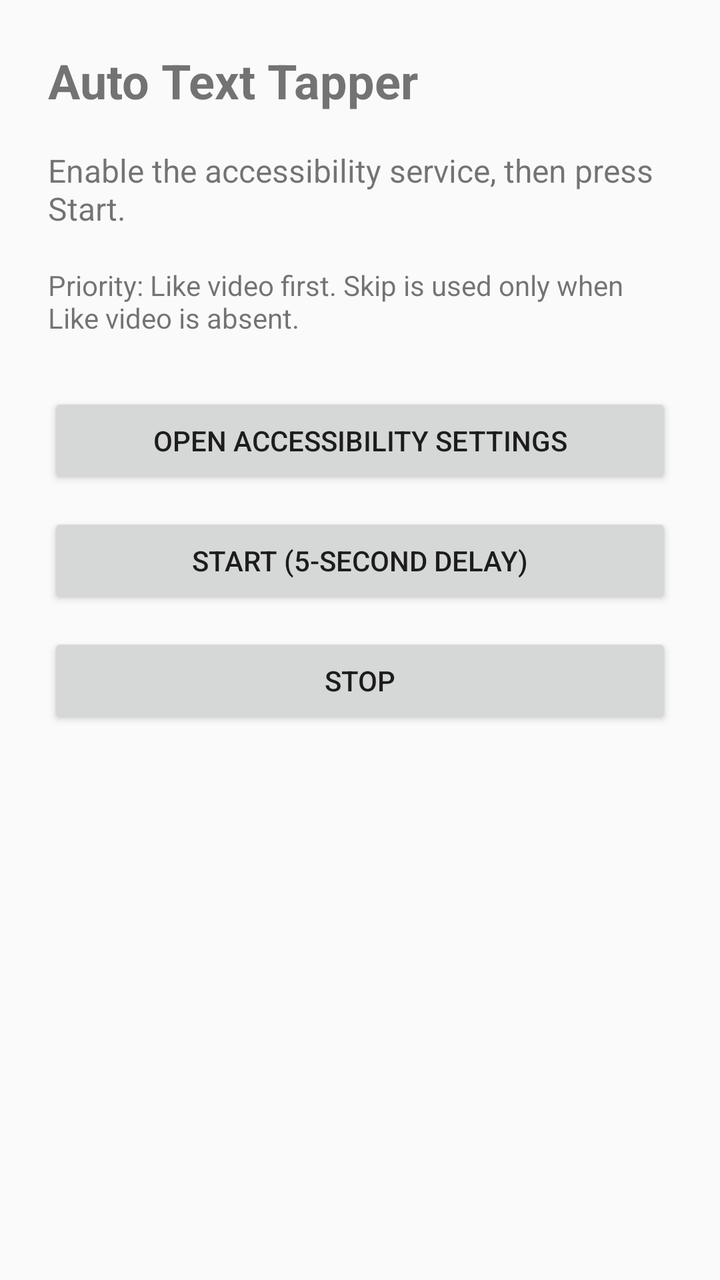
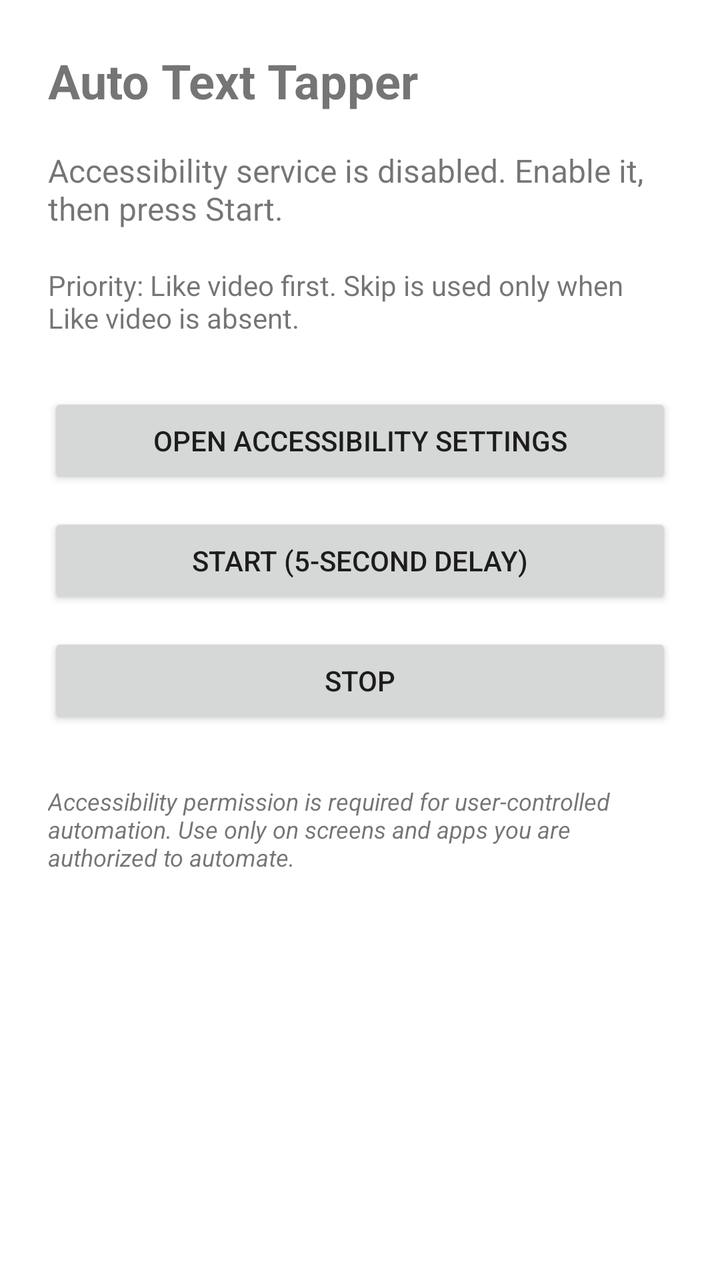

Before-and-after screenshots of an Android layout around one commit, followed by the original layout XML and the change that was made.
<!-- AndroidManifest.xml: application theme Theme.AutoTextTapper -->
<!-- res/layout/activity_main.xml -->
<?xml version="1.0" encoding="utf-8"?>
<LinearLayout xmlns:android="http://schemas.android.com/apk/res/android"
    android:layout_width="match_parent"
    android:layout_height="match_parent"
    android:gravity="center_horizontal"
    android:orientation="vertical"
    android:padding="24dp">

    <TextView
        android:id="@+id/titleText"
        android:layout_width="match_parent"
        android:layout_height="wrap_content"
        android:text="Auto Text Tapper"
        android:textSize="24sp"
        android:textStyle="bold" />

    <TextView
        android:id="@+id/statusText"
        android:layout_width="match_parent"
        android:layout_height="wrap_content"
        android:layout_marginTop="18dp"
        android:text="Enable the accessibility service, then press Start."
        android:textSize="16sp" />

    <TextView
        android:layout_width="match_parent"
        android:layout_height="wrap_content"
        android:layout_marginTop="18dp"
        android:text="Priority: Like video first. Skip is used only when Like video is absent."
        android:textSize="14sp" />

    <Button
        android:id="@+id/openAccessibilityButton"
        android:layout_width="match_parent"
        android:layout_height="wrap_content"
        android:layout_marginTop="28dp"
        android:text="Open Accessibility Settings" />

    <Button
        android:id="@+id/startButton"
        android:layout_width="match_parent"
        android:layout_height="wrap_content"
        android:layout_marginTop="12dp"
        android:text="Start (5-second delay)" />

    <Button
        android:id="@+id/stopButton"
        android:layout_width="match_parent"
        android:layout_height="wrap_content"
        android:layout_marginTop="12dp"
        android:text="Stop" />

</LinearLayout>
<!-- resources referenced by this layout -->
<resources>
  <style name="Theme.AutoTextTapper" parent="Theme.AppCompat.DayNight.NoActionBar" />
</resources>

<!-- the commit's change to res/layout/activity_main.xml (unified diff, before → after) -->
@@ -1,53 +1,67 @@
 <?xml version="1.0" encoding="utf-8"?>
-<LinearLayout xmlns:android="http://schemas.android.com/apk/res/android"
+<ScrollView xmlns:android="http://schemas.android.com/apk/res/android"
     android:layout_width="match_parent"
-    android:layout_height="match_parent"
-    android:gravity="center_horizontal"
-    android:orientation="vertical"
-    android:padding="24dp">
+    android:layout_height="match_parent">
 
-    <TextView
-        android:id="@+id/titleText"
+    <LinearLayout
         android:layout_width="match_parent"
         android:layout_height="wrap_content"
-        android:text="Auto Text Tapper"
-        android:textSize="24sp"
-        android:textStyle="bold" />
+        android:gravity="center_horizontal"
+        android:orientation="vertical"
+        android:padding="24dp">
 
-    <TextView
-        android:id="@+id/statusText"
-        android:layout_width="match_parent"
-        android:layout_height="wrap_content"
-        android:layout_marginTop="18dp"
-        android:text="Enable the accessibility service, then press Start."
-        android:textSize="16sp" />
+        <TextView
+            android:id="@+id/titleText"
+            android:layout_width="match_parent"
+            android:layout_height="wrap_content"
+            android:text="@string/app_name"
+            android:textSize="24sp"
+            android:textStyle="bold" />
 
-    <TextView
-        android:layout_width="match_parent"
-        android:layout_height="wrap_content"
-        android:layout_marginTop="18dp"
-        android:text="Priority: Like video first. Skip is used only when Like video is absent."
-        android:textSize="14sp" />
+        <TextView
+            android:id="@+id/statusText"
+            android:layout_width="match_parent"
+            android:layout_height="wrap_content"
+            android:layout_marginTop="18dp"
+            android:text="@string/status_service_disabled"
+            android:textSize="16sp" />
 
-    <Button
-        android:id="@+id/openAccessibilityButton"
-        android:layout_width="match_parent"
-        android:layout_height="wrap_content"
-        android:layout_marginTop="28dp"
-        android:text="Open Accessibility Settings" />
+        <TextView
+            android:layout_width="match_parent"
+            android:layout_height="wrap_content"
+            android:layout_marginTop="18dp"
+            android:text="Priority: Like video first. Skip is used only when Like video is absent."
+            android:textSize="14sp" />
 
-    <Button
-        android:id="@+id/startButton"
-        android:layout_width="match_parent"
-        android:layout_height="wrap_content"
-        android:layout_marginTop="12dp"
-        android:text="Start (5-second delay)" />
+        <Button
+            android:id="@+id/openAccessibilityButton"
+            android:layout_width="match_parent"
+            android:layout_height="wrap_content"
+            android:layout_marginTop="28dp"
+            android:text="@string/button_open_accessibility_settings" />
 
-    <Button
-        android:id="@+id/stopButton"
-        android:layout_width="match_parent"
-        android:layout_height="wrap_content"
-        android:layout_marginTop="12dp"
-        android:text="Stop" />
+        <Button
+            android:id="@+id/startButton"
+            android:layout_width="match_parent"
+            android:layout_height="wrap_content"
+            android:layout_marginTop="12dp"
+            android:text="@string/button_start" />
 
-</LinearLayout>
+        <Button
+            android:id="@+id/stopButton"
+            android:layout_width="match_parent"
+            android:layout_height="wrap_content"
+            android:layout_marginTop="12dp"
+            android:text="@string/button_stop" />
+
+        <TextView
+            android:layout_width="match_parent"
+            android:layout_height="wrap_content"
+            android:layout_marginTop="28dp"
+            android:text="@string/disclosure_text"
+            android:textSize="12sp"
+            android:textStyle="italic" />
+
+    </LinearLayout>
+
+</ScrollView>
<!-- resource entries referenced after the edit -->
@@ -1,5 +1,11 @@
 <!-- resources referenced by this layout -->
 <resources>
-  <style name="Theme.AutoTextTapper" parent="Theme.AppCompat.DayNight.NoActionBar" />
+  <string name="app_name">Auto Text Tapper</string>
+  <string name="button_open_accessibility_settings">Open Accessibility Settings</string>
+  <string name="button_start">Start (5-second delay)</string>
+  <string name="button_stop">Stop</string>
+  <string name="disclosure_text">Accessibility permission is required for user-controlled automation. Use only on screens and apps you are authorized to automate.</string>
+  <string name="status_service_disabled">Accessibility service is disabled. Enable it, then press Start.</string>
+  <style name="Theme.AutoTextTapper" parent="Theme.MaterialComponents.DayNight.NoActionBar" />
 </resources>
 
